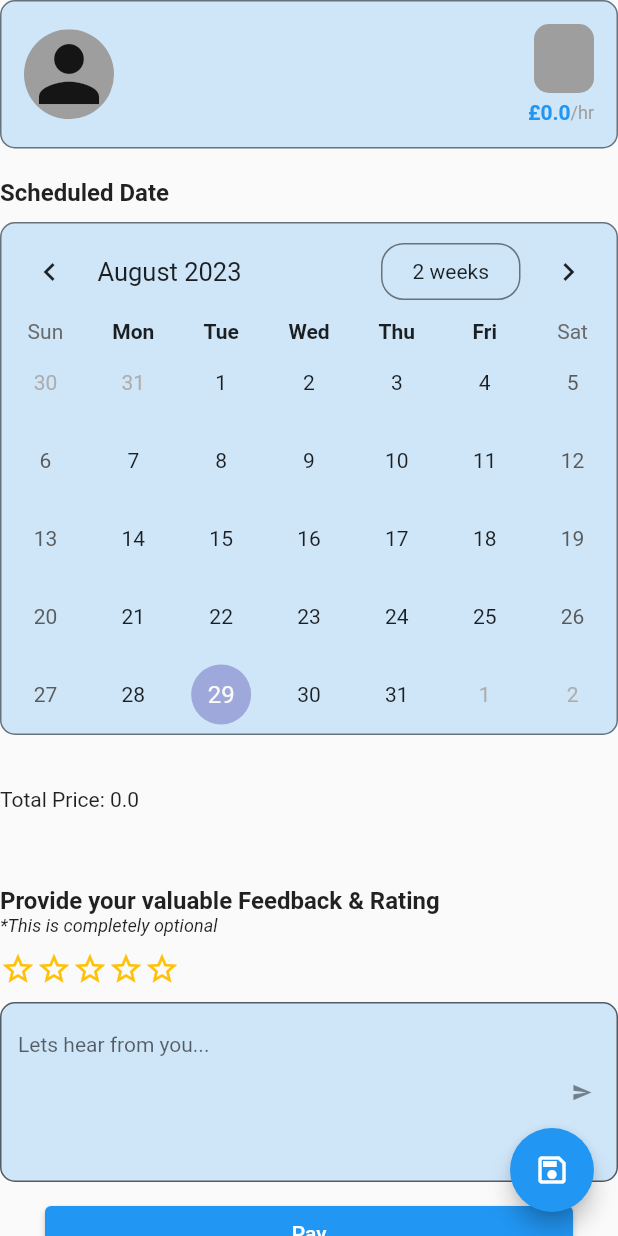
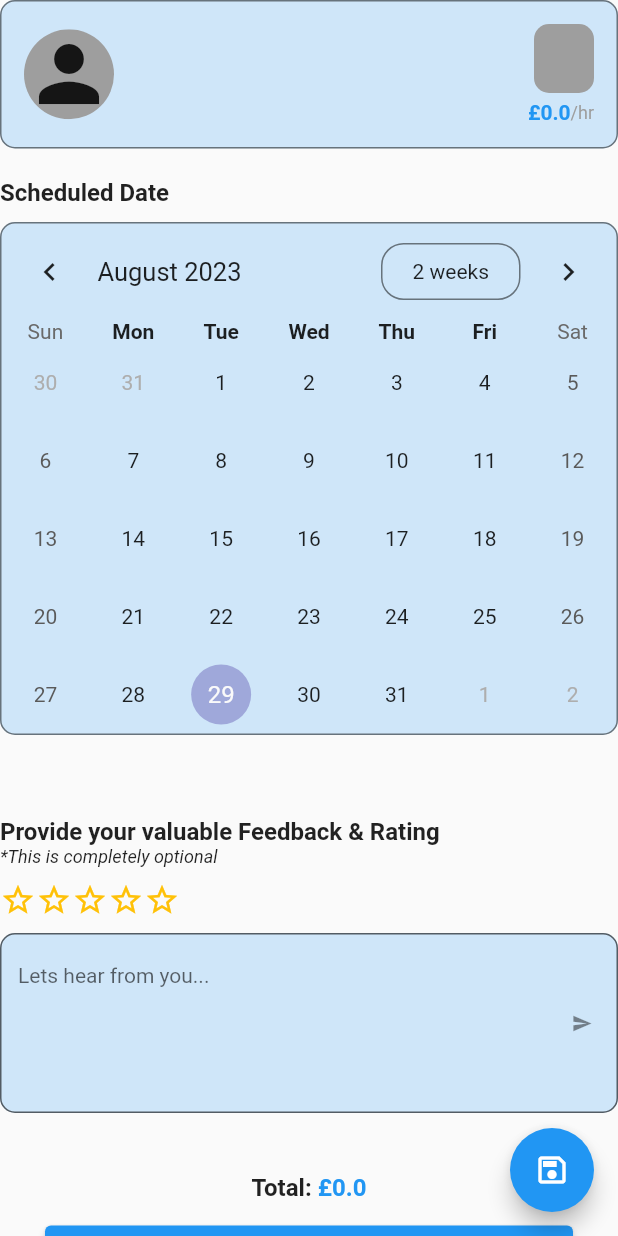
Before and after one commit to aayurt/handyman-flutter, a Flutter app: the OrderJobUpdateFormWidget widget shown alone on an empty page, opened directly with empty values, on a phone screen of 412 x 824 dp. Run offline on Flutter 3.47's test engine with Material 2 defaults, Android fonts, the phone set to English and light mode, and no system bars; drawn by our look-alikes of table_calendar; our stand-ins replace bloc, dartz, dio, equatable, flutter_bloc, flutter_dotenv and 11 more; missing offline and left inert: flutter_stripe, google_geocoding_api, image_picker_web; accounts and stored records are empty; network calls fail; project files that could hold a hidden picture were left out.

Commit message:
final design of my orders page

```diff
--- a/lib/features/order/presentation/widgets/order_job_update_form_widget.dart
+++ b/lib/features/order/presentation/widgets/order_job_update_form_widget.dart
@@ -730,12 +730,9 @@ class _OrderJobUpdateFormWidgetState extends State<OrderJobUpdateFormWidget> {
                       });
                     },
                     editable: widget.application!.status == "pending"),
+
                 const SizedBox(
-                  height: 10,
-                ),
-                Text("Total Price: ${totalVal()}"),
-                SizedBox(
-                  height: 50,
+                  height: 30,
                 ),
 
                 widget.application!.status != "pending" &&
@@ -840,6 +837,30 @@ class _OrderJobUpdateFormWidgetState extends State<OrderJobUpdateFormWidget> {
                         ],
                       )
                     : const SizedBox(),
+                const SizedBox(
+                  height: 30,
+                ),
+
+                Row(
+                  mainAxisAlignment: MainAxisAlignment.center,
+                  children: [
+                    const Text(
+                      "Total: ",
+                      style:
+                          TextStyle(fontSize: 16, fontWeight: FontWeight.bold),
+                    ),
+                    Text(
+                      "£${totalVal()}",
+                      style: TextStyle(
+                          fontSize: 16,
+                          fontWeight: FontWeight.bold,
+                          color: Theme.of(context).colorScheme.primary),
+                    ),
+                  ],
+                ),
+                const SizedBox(
+                  height: 10,
+                ),
                 widget.application!.paymentStatus == "paid"
                     ? const Text("Paid.")
                     : widget.application!.status != "pending" &&
@@ -901,7 +922,10 @@ class _OrderJobUpdateFormWidgetState extends State<OrderJobUpdateFormWidget> {
                           ),
                         ],
                       )
-                    : const SizedBox()
+                    : const SizedBox(),
+                const SizedBox(
+                  height: 40,
+                )
               ],
             ),
           ),
```
